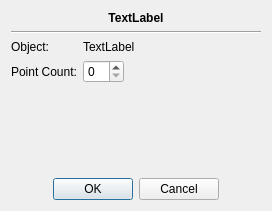
This is src/gui/dialogs/point_object.ui in cppd/math as Qt 5 draws it before an edit. The edited form follows.
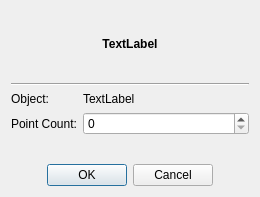
This is the edited form.

Commit message: object dialogs

Diff of the .ui file:
```diff
--- a/src/gui/dialogs/point_object.ui
+++ b/src/gui/dialogs/point_object.ui
@@ -6,8 +6,8 @@
    <rect>
     <x>0</x>
     <y>0</y>
-    <width>272</width>
-    <height>211</height>
+    <width>260</width>
+    <height>197</height>
    </rect>
   </property>
   <property name="windowTitle">
@@ -18,7 +18,6 @@
     <widget class="QLabel" name="label_space">
      <property name="font">
       <font>
-       <weight>75</weight>
        <bold>true</bold>
       </font>
      </property>
@@ -38,8 +37,6 @@
     </widget>
    </item>
    <item>
-    <layout class="QHBoxLayout" name="horizontalLayout">
-     <item>
       <layout class="QFormLayout" name="formLayout">
        <item row="0" column="0">
         <widget class="QLabel" name="label_2">
@@ -66,54 +63,9 @@
         </widget>
        </item>
        <item row="1" column="1">
-        <layout class="QHBoxLayout" name="horizontalLayout_2">
-         <item>
           <widget class="QSpinBox" name="spinBox_point_count"/>
          </item>
-         <item>
-          <spacer name="horizontalSpacer_2">
-           <property name="orientation">
-            <enum>Qt::Horizontal</enum>
-           </property>
-           <property name="sizeHint" stdset="0">
-            <size>
-             <width>40</width>
-             <height>20</height>
-            </size>
-           </property>
-          </spacer>
-         </item>
-        </layout>
-       </item>
-      </layout>
-     </item>
-     <item>
-      <spacer name="horizontalSpacer">
-       <property name="orientation">
-        <enum>Qt::Horizontal</enum>
-       </property>
-       <property name="sizeHint" stdset="0">
-        <size>
-         <width>40</width>
-         <height>20</height>
-        </size>
-       </property>
-      </spacer>
-     </item>
-    </layout>
-   </item>
-   <item>
-    <spacer name="verticalSpacer">
-     <property name="orientation">
-      <enum>Qt::Vertical</enum>
-     </property>
-     <property name="sizeHint" stdset="0">
-      <size>
-       <width>20</width>
-       <height>0</height>
-      </size>
-     </property>
-    </spacer>
+    </layout>
    </item>
    <item>
     <widget class="QDialogButtonBox" name="buttonBox">
```
Lines whose indentation alone changed are shown as unchanged. The commit also changes 5 other files.
